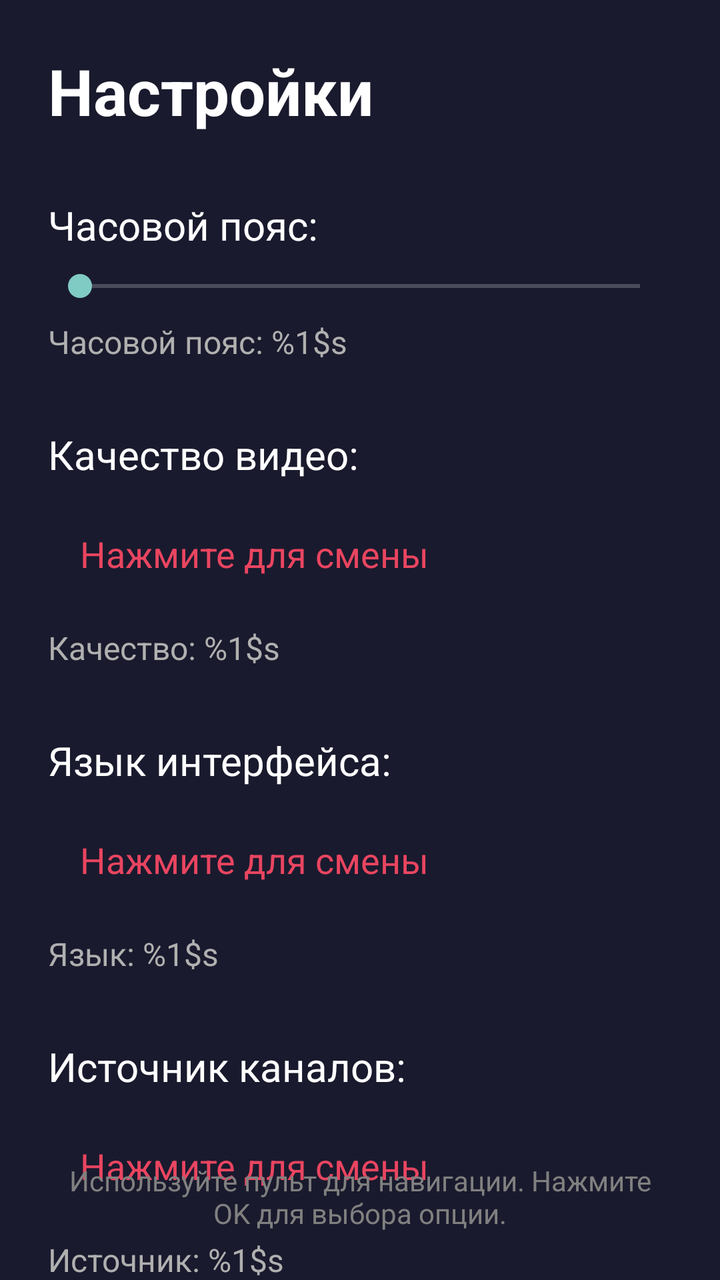
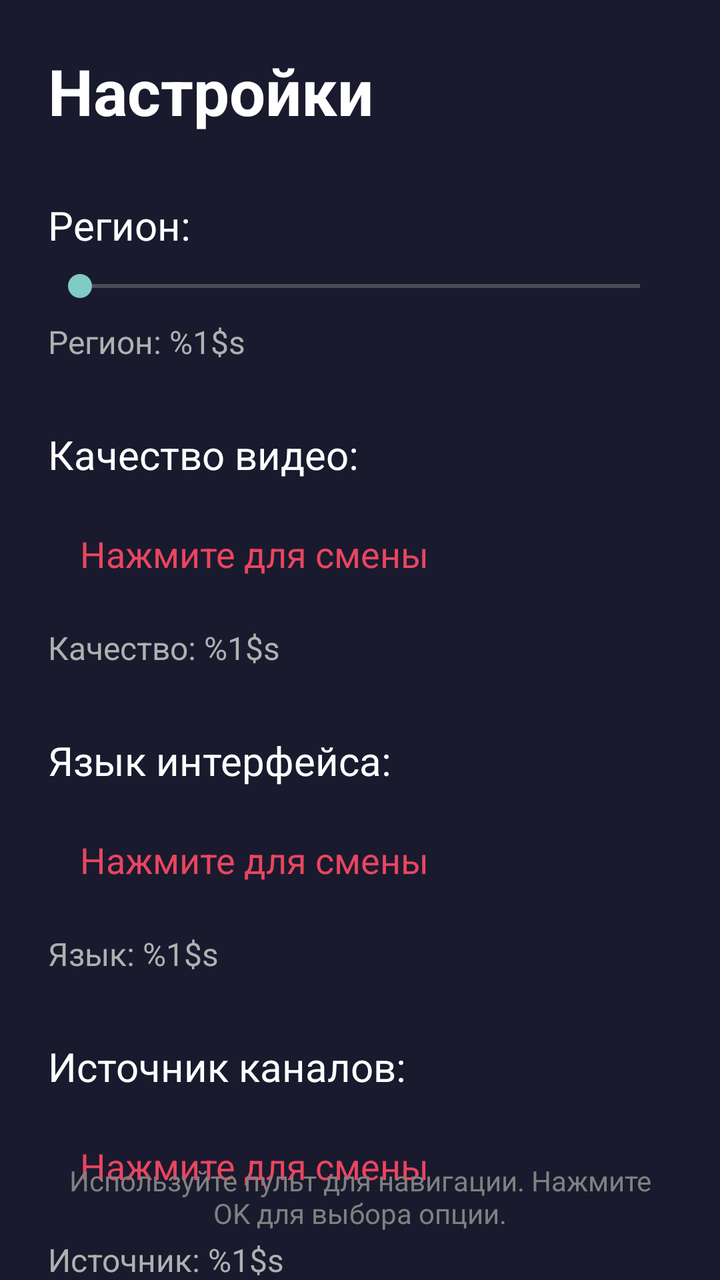

Before-and-after screenshots of an Android layout around one commit, followed by the original layout XML and the change that was made.
<!-- AndroidManifest.xml: application theme Theme.TVApp -->
<!-- res/layout/activity_settings.xml -->
<?xml version="1.0" encoding="utf-8"?>
<androidx.constraintlayout.widget.ConstraintLayout xmlns:android="http://schemas.android.com/apk/res/android"
    xmlns:app="http://schemas.android.com/apk/res-auto"
    android:layout_width="match_parent"
    android:layout_height="match_parent">

    <TextView
        android:id="@+id/titleText"
        android:layout_width="wrap_content"
        android:layout_height="wrap_content"
        android:text="@string/settings"
        android:textSize="32sp"
        android:textStyle="bold"
        android:textColor="@color/white"
        android:layout_margin="24dp"
        app:layout_constraintTop_toTopOf="parent"
        app:layout_constraintStart_toStartOf="parent" />

    
    <TextView
        android:id="@+id/timezoneLabel"
        android:layout_width="wrap_content"
        android:layout_height="wrap_content"
        android:text="@string/timezone_label"
        android:textSize="20sp"
        android:textColor="@color/white"
        android:layout_marginStart="24dp"
        android:layout_marginTop="32dp"
        app:layout_constraintTop_toBottomOf="@id/titleText"
        app:layout_constraintStart_toStartOf="parent" />

    <SeekBar
        android:id="@+id/timezoneSeekBar"
        android:layout_width="0dp"
        android:layout_height="wrap_content"
        android:layout_marginStart="24dp"
        android:layout_marginEnd="24dp"
        android:layout_marginTop="8dp"
        app:layout_constraintTop_toBottomOf="@id/timezoneLabel"
        app:layout_constraintStart_toStartOf="parent"
        app:layout_constraintEnd_toEndOf="parent" />

    <TextView
        android:id="@+id/timezoneValueText"
        android:layout_width="wrap_content"
        android:layout_height="wrap_content"
        android:text="@string/timezone_value"
        android:textSize="16sp"
        android:textColor="@color/text_secondary"
        android:layout_marginStart="24dp"
        android:layout_marginTop="8dp"
        app:layout_constraintTop_toBottomOf="@id/timezoneSeekBar"
        app:layout_constraintStart_toStartOf="parent" />

    
    <TextView
        android:id="@+id/qualityLabel"
        android:layout_width="wrap_content"
        android:layout_height="wrap_content"
        android:text="@string/quality_label"
        android:textSize="20sp"
        android:textColor="@color/white"
        android:layout_marginStart="24dp"
        android:layout_marginTop="32dp"
        app:layout_constraintTop_toBottomOf="@id/timezoneValueText"
        app:layout_constraintStart_toStartOf="parent" />

    <TextView
        android:id="@+id/qualityModeButton"
        android:layout_width="wrap_content"
        android:layout_height="wrap_content"
        android:text="@string/press_to_change"
        android:textSize="18sp"
        android:textColor="@color/accent"
        android:padding="16dp"
        android:background="?attr/selectableItemBackground"
        android:clickable="true"
        android:focusable="true"
        android:layout_marginStart="24dp"
        android:layout_marginTop="8dp"
        app:layout_constraintTop_toBottomOf="@id/qualityLabel"
        app:layout_constraintStart_toStartOf="parent" />

    <TextView
        android:id="@+id/qualityModeText"
        android:layout_width="wrap_content"
        android:layout_height="wrap_content"
        android:text="@string/quality_value"
        android:textSize="16sp"
        android:textColor="@color/text_secondary"
        android:layout_marginStart="24dp"
        android:layout_marginTop="8dp"
        app:layout_constraintTop_toBottomOf="@id/qualityModeButton"
        app:layout_constraintStart_toStartOf="parent" />

    
    <TextView
        android:id="@+id/languageLabel"
        android:layout_width="wrap_content"
        android:layout_height="wrap_content"
        android:text="@string/language_label"
        android:textSize="20sp"
        android:textColor="@color/white"
        android:layout_marginStart="24dp"
        android:layout_marginTop="32dp"
        app:layout_constraintTop_toBottomOf="@id/qualityModeText"
        app:layout_constraintStart_toStartOf="parent" />

    <TextView
        android:id="@+id/languageButton"
        android:layout_width="wrap_content"
        android:layout_height="wrap_content"
        android:text="@string/press_to_change"
        android:textSize="18sp"
        android:textColor="@color/accent"
        android:padding="16dp"
        android:background="?attr/selectableItemBackground"
        android:clickable="true"
        android:focusable="true"
        android:layout_marginStart="24dp"
        android:layout_marginTop="8dp"
        app:layout_constraintTop_toBottomOf="@id/languageLabel"
        app:layout_constraintStart_toStartOf="parent" />

    <TextView
        android:id="@+id/languageText"
        android:layout_width="wrap_content"
        android:layout_height="wrap_content"
        android:text="@string/language_value"
        android:textSize="16sp"
        android:textColor="@color/text_secondary"
        android:layout_marginStart="24dp"
        android:layout_marginTop="8dp"
        app:layout_constraintTop_toBottomOf="@id/languageButton"
        app:layout_constraintStart_toStartOf="parent" />

    
    <TextView
        android:id="@+id/sourceLabel"
        android:layout_width="wrap_content"
        android:layout_height="wrap_content"
        android:text="@string/source_label"
        android:textSize="20sp"
        android:textColor="@color/white"
        android:layout_marginStart="24dp"
        android:layout_marginTop="32dp"
        app:layout_constraintTop_toBottomOf="@id/languageText"
        app:layout_constraintStart_toStartOf="parent" />

    <TextView
        android:id="@+id/sourceButton"
        android:layout_width="wrap_content"
        android:layout_height="wrap_content"
        android:text="@string/press_to_change"
        android:textSize="18sp"
        android:textColor="@color/accent"
        android:padding="16dp"
        android:background="?attr/selectableItemBackground"
        android:clickable="true"
        android:focusable="true"
        android:layout_marginStart="24dp"
        android:layout_marginTop="8dp"
        app:layout_constraintTop_toBottomOf="@id/sourceLabel"
        app:layout_constraintStart_toStartOf="parent" />

    <TextView
        android:id="@+id/sourceText"
        android:layout_width="wrap_content"
        android:layout_height="wrap_content"
        android:text="@string/source_value"
        android:textSize="16sp"
        android:textColor="@color/text_secondary"
        android:layout_marginStart="24dp"
        android:layout_marginTop="8dp"
        app:layout_constraintTop_toBottomOf="@id/sourceButton"
        app:layout_constraintStart_toStartOf="parent" />

    <TextView
        android:layout_width="0dp"
        android:layout_height="wrap_content"
        android:text="@string/settings_help"
        android:textSize="14sp"
        android:textColor="@color/text_hint"
        android:gravity="center"
        android:layout_margin="24dp"
        app:layout_constraintBottom_toBottomOf="parent"
        app:layout_constraintStart_toStartOf="parent"
        app:layout_constraintEnd_toEndOf="parent" />

</androidx.constraintlayout.widget.ConstraintLayout>
<!-- resources referenced by this layout -->
<resources>
  <color name="accent">#FFE94560</color>
  <color name="text_hint">#FF808080</color>
  <color name="text_secondary">#FFB0B0B0</color>
  <color name="white">#FFFFFFFF</color>
  <string name="language_label">Язык интерфейса:</string>
  <string name="language_value">Язык: %1$s</string>
  <string name="press_to_change">Нажмите для смены</string>
  <string name="quality_label">Качество видео:</string>
  <string name="quality_value">Качество: %1$s</string>
  <string name="settings">Настройки</string>
  <string name="settings_help">Используйте пульт для навигации. Нажмите OK для выбора опции.</string>
  <string name="source_label">Источник каналов:</string>
  <string name="source_value">Источник: %1$s</string>
  <string name="timezone_label">Часовой пояс:</string>
  <string name="timezone_value">Часовой пояс: %1$s</string>
  <style name="Theme.TVApp" parent="Theme.AppCompat.NoActionBar">
          <item name="android:windowBackground">@color/background_dark</item>
          <item name="android:colorPrimary">@color/accent</item>
          <item name="android:colorPrimaryDark">@color/background_dark</item>
          <item name="android:colorAccent">@color/accent</item>
          <item name="android:windowDisablePreview">true</item>
  
          
          <item name="android:defaultFocusHighlightEnabled">true</item>
      </style>
  <color name="background_dark">#FF1A1A2E</color>
</resources>

<!-- the commit's change to res/layout/activity_settings.xml (unified diff, before → after) -->
@@ -18,10 +18,10 @@
 
     
     <TextView
-        android:id="@+id/timezoneLabel"
+        android:id="@+id/regionLabel"
         android:layout_width="wrap_content"
         android:layout_height="wrap_content"
-        android:text="@string/timezone_label"
+        android:text="@string/region_label"
         android:textSize="20sp"
         android:textColor="@color/white"
         android:layout_marginStart="24dp"
@@ -30,26 +30,26 @@
         app:layout_constraintStart_toStartOf="parent" />
 
     <SeekBar
-        android:id="@+id/timezoneSeekBar"
+        android:id="@+id/regionSeekBar"
         android:layout_width="0dp"
         android:layout_height="wrap_content"
         android:layout_marginStart="24dp"
         android:layout_marginEnd="24dp"
         android:layout_marginTop="8dp"
-        app:layout_constraintTop_toBottomOf="@id/timezoneLabel"
+        app:layout_constraintTop_toBottomOf="@id/regionLabel"
         app:layout_constraintStart_toStartOf="parent"
         app:layout_constraintEnd_toEndOf="parent" />
 
     <TextView
-        android:id="@+id/timezoneValueText"
+        android:id="@+id/regionValueText"
         android:layout_width="wrap_content"
         android:layout_height="wrap_content"
-        android:text="@string/timezone_value"
+        android:text="@string/region_value"
         android:textSize="16sp"
         android:textColor="@color/text_secondary"
         android:layout_marginStart="24dp"
         android:layout_marginTop="8dp"
-        app:layout_constraintTop_toBottomOf="@id/timezoneSeekBar"
+        app:layout_constraintTop_toBottomOf="@id/regionSeekBar"
         app:layout_constraintStart_toStartOf="parent" />
 
     
@@ -62,7 +62,7 @@
         android:textColor="@color/white"
         android:layout_marginStart="24dp"
         android:layout_marginTop="32dp"
-        app:layout_constraintTop_toBottomOf="@id/timezoneValueText"
+        app:layout_constraintTop_toBottomOf="@id/regionValueText"
         app:layout_constraintStart_toStartOf="parent" />
 
     <TextView
<!-- resource entries referenced after the edit -->
@@ -9,12 +9,12 @@
   <string name="press_to_change">Нажмите для смены</string>
   <string name="quality_label">Качество видео:</string>
   <string name="quality_value">Качество: %1$s</string>
+  <string name="region_label">Регион:</string>
+  <string name="region_value">Регион: %1$s</string>
   <string name="settings">Настройки</string>
   <string name="settings_help">Используйте пульт для навигации. Нажмите OK для выбора опции.</string>
   <string name="source_label">Источник каналов:</string>
   <string name="source_value">Источник: %1$s</string>
-  <string name="timezone_label">Часовой пояс:</string>
-  <string name="timezone_value">Часовой пояс: %1$s</string>
   <style name="Theme.TVApp" parent="Theme.AppCompat.NoActionBar">
           <item name="android:windowBackground">@color/background_dark</item>
           <item name="android:colorPrimary">@color/accent</item>
